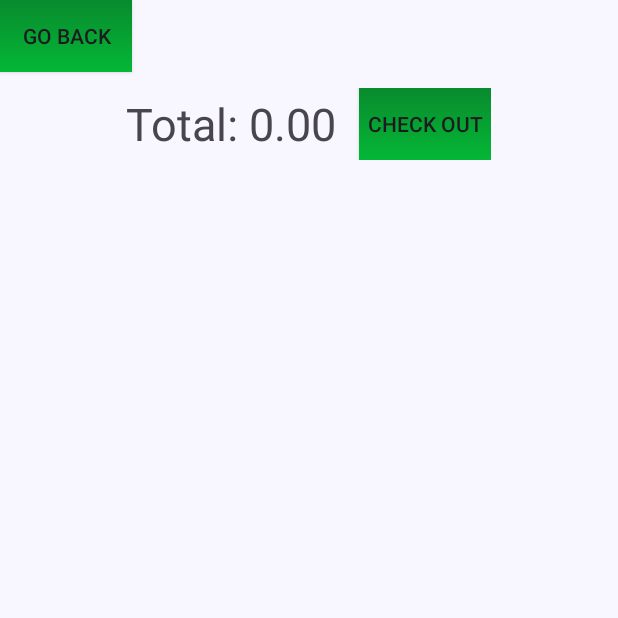
After one commit to albatranomar/GardenCart, an Android app: the CartActivity screen opened directly, with no data from a screen before it, on a phone screen of 412 x 824 dp, the top half of it. The commit adds this screen. Run offline under Robolectric (Android 15) with nearby library versions, the phone set to English and light mode, and no system bars; 3 statements that could not run were skipped.

Commit message:
feat: Cart display :)

```diff
--- a/app/src/main/AndroidManifest.xml
+++ b/app/src/main/AndroidManifest.xml
@@ -12,6 +12,9 @@
         android:supportsRtl="true"
         android:theme="@style/Theme.GardenCart"
         tools:targetApi="31">
+        <activity
+            android:name=".activities.CartActivity"
+            android:exported="false" />
         <activity
             android:name=".activities.SplashActivity"
             android:exported="true">
--- /dev/null
+++ b/app/src/main/java/com/android/gardencart/activities/CartActivity.java
@@ -0,0 +1,132 @@
+package com.android.gardencart.activities;
+
+import static com.android.gardencart.activities.LoginActivity.USER_USERNAME;
+
+import android.content.SharedPreferences;
+import android.os.Bundle;
+import android.preference.PreferenceManager;
+import android.view.View;
+import android.widget.TextView;
+import android.widget.Toast;
+
+import androidx.activity.EdgeToEdge;
+import androidx.appcompat.app.AppCompatActivity;
+import androidx.appcompat.widget.AppCompatButton;
+import androidx.core.graphics.Insets;
+import androidx.core.view.ViewCompat;
+import androidx.core.view.WindowInsetsCompat;
+import androidx.recyclerview.widget.GridLayoutManager;
+import androidx.recyclerview.widget.LinearLayoutManager;
+import androidx.recyclerview.widget.RecyclerView;
+
+import com.android.gardencart.R;
+import com.android.gardencart.adapters.CardAdapter;
+import com.android.gardencart.adapters.CartItemAdapter;
+import com.android.gardencart.adapters.ChipAdapter;
+import com.android.gardencart.models.CartItem;
+import com.android.gardencart.models.User;
+import com.android.gardencart.repositores.items.IItemsRepository;
+import com.android.gardencart.repositores.items.MockItems;
+import com.android.gardencart.repositores.users.IUsersRepository;
+import com.android.gardencart.repositores.users.MockUsers;
+import com.google.gson.Gson;
+
+import java.util.ArrayList;
+import java.util.Locale;
+
+public class CartActivity extends AppCompatActivity {
+    static final String USERS_DATA = "USERS_DATA";
+
+    private SharedPreferences prefs;
+    private SharedPreferences.Editor editor;
+    private User user;
+
+    private IItemsRepository itemsRepository;
+    private IUsersRepository usersRepository;
+
+    private CartItemAdapter cartItemAdapter;
+
+    private RecyclerView rvItems;
+    private AppCompatButton btGoBack, btCheckOut;
+    private TextView tvTotal;
+
+    @Override
+    protected void onCreate(Bundle savedInstanceState) {
+        super.onCreate(savedInstanceState);
+        EdgeToEdge.enable(this);
+        setContentView(R.layout.activity_cart);
+        ViewCompat.setOnApplyWindowInsetsListener(findViewById(R.id.main), (v, insets) -> {
+            Insets systemBars = insets.getInsets(WindowInsetsCompat.Type.systemBars());
+            v.setPadding(systemBars.left, systemBars.top, systemBars.right, systemBars.bottom);
+            return insets;
+        });
+
+        setupRepository();
+        setupPreferences();
+        setUpViews();
+    }
+
+    private void setupRepository() {
+        itemsRepository = MockItems.getInstance();
+        usersRepository = MockUsers.getInstance();
+    }
+
+    private void setupPreferences() {
+        prefs = PreferenceManager.getDefaultSharedPreferences(this);
+        editor = prefs.edit();
+
+        String username = prefs.getString(USER_USERNAME, null);
+        if (username != null) {
+            try {
+                user = usersRepository.getUserByUsername(username);
+            } catch (Exception ex) {
+                Toast.makeText(CartActivity.this, ex.getMessage(), Toast.LENGTH_SHORT).show();
+            }
+        }
+    }
+
+    private void setUpViews() {
+        btGoBack = findViewById(R.id.btGoBack);
+        rvItems = findViewById(R.id.rvCartItems);
+        tvTotal = findViewById(R.id.tvTotal);
+        btCheckOut = findViewById(R.id.btCheckOut);
+
+        cartItemAdapter = new CartItemAdapter(this, user.getCart(), item -> {
+            double total = 0;
+            for (CartItem ci: user.getCart()) {
+                total += ci.getAmount() * ci.getPricePerUnit();
+            }
+            tvTotal.setText(String.format(Locale.CANADA,"Total: %.2f", total));
+
+            Gson gson = new Gson();
+            editor.putString(USERS_DATA, gson.toJson(usersRepository.getUsers()));
+            editor.commit();
+        });
+        LinearLayoutManager gridLayoutManager = new LinearLayoutManager(this, LinearLayoutManager.VERTICAL, false);
+        rvItems.setLayoutManager(gridLayoutManager);
+        rvItems.setAdapter(cartItemAdapter);
+
+        double total = 0;
+        for (CartItem ci: user.getCart()) {
+            total += ci.getAmount() * ci.getPricePerUnit();
+        }
+        tvTotal.setText(String.format(Locale.CANADA,"Total: %.2f", total));
+
+        btGoBack.setOnClickListener(this::onGoBack);
+        btCheckOut.setOnClickListener(this::onCheckOut);
+    }
+
+    private void onCheckOut(View v) {
+        user.getCart().clear();
+        Gson gson = new Gson();
+        editor.putString(USERS_DATA, gson.toJson(usersRepository.getUsers()));
+        editor.commit();
+
+        Toast.makeText(this, "Checkout successfully ✔️", Toast.LENGTH_SHORT).show();
+        finish();
+    }
+
+    private void onGoBack(View v) {
+        finish();
+    }
+}
--- /dev/null
+++ b/app/src/main/res/drawable/cancel_24.xml
@@ -0,0 +1,5 @@
+<vector xmlns:android="http://schemas.android.com/apk/res/android" android:autoMirrored="true" android:height="24dp" android:tint="#FF0000" android:viewportHeight="24" android:viewportWidth="24" android:width="24dp">
+
+    <path android:fillColor="@android:color/white" android:pathData="M12,2C6.47,2 2,6.47 2,12s4.47,10 10,10 10,-4.47 10,-10S17.53,2 12,2zM17,15.59L15.59,17 12,13.41 8.41,17 7,15.59 10.59,12 7,8.41 8.41,7 12,10.59 15.59,7 17,8.41 13.41,12 17,15.59z"/>
+
+</vector>
--- /dev/null
+++ b/app/src/main/res/layout/activity_cart.xml
@@ -0,0 +1,59 @@
+<?xml version="1.0" encoding="utf-8"?>
+<androidx.appcompat.widget.LinearLayoutCompat
+    xmlns:android="http://schemas.android.com/apk/res/android"
+    xmlns:app="http://schemas.android.com/apk/res-auto"
+    xmlns:tools="http://schemas.android.com/tools"
+    android:id="@+id/main"
+    android:layout_width="match_parent"
+    android:layout_height="match_parent"
+    android:orientation="vertical"
+    android:padding="5dp"
+    android:background="#F8F7FF"
+    tools:context=".activities.CartActivity">
+
+    <androidx.appcompat.widget.AppCompatButton
+        android:id="@+id/btGoBack"
+        android:background="@drawable/header_bg"
+        android:layout_width="wrap_content"
+        android:layout_height="wrap_content"
+        android:text="Go Back" />
+
+
+    <androidx.recyclerview.widget.RecyclerView
+        android:id="@+id/rvCartItems"
+        android:layout_width="match_parent"
+        android:layout_height="wrap_content"
+        android:layout_gravity="center"
+        android:orientation="vertical"
+        android:overScrollMode="never"
+        android:scrollbars="none"
+        android:layout_marginVertical="5dp"
+        android:layout_marginHorizontal="2dp"
+        />
+
+    <androidx.appcompat.widget.LinearLayoutCompat
+        android:layout_width="wrap_content"
+        android:layout_height="wrap_content"
+        android:layout_gravity="center"
+        android:gravity="center">
+
+        <TextView
+            android:id="@+id/tvTotal"
+            android:layout_width="wrap_content"
+            android:layout_height="wrap_content"
+            android:text="Total: "
+            android:textSize="30sp"
+            />
+
+        <androidx.appcompat.widget.AppCompatButton
+            android:id="@+id/btCheckOut"
+            android:background="@drawable/header_bg"
+            android:layout_width="wrap_content"
+            android:layout_height="wrap_content"
+            android:text="Check Out"
+            android:layout_marginLeft="15dp"
+            />
+
+    </androidx.appcompat.widget.LinearLayoutCompat>
+
+</androidx.appcompat.widget.LinearLayoutCompat>
```
Also changed, not shown: app/src/main/java/com/android/gardencart/activities/MainActivity.java (+15 -0 lines), app/src/main/java/com/android/gardencart/adapters/CartItemAdapter.java (added, +78 -0 lines), app/src/main/res/layout/activity_main.xml (+4 -3 lines), app/src/main/res/layout/component_cart_item_card.xml (added, +52 -0 lines).
